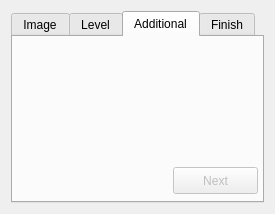
Qt form 2(4)term/qt/puzzle/control.ui (antuan1996/univer-2year-) before a commit.
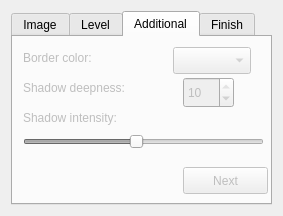
The same form after that commit. The open tabs and pages were chosen to show the change.

The edit to the form file:
```diff
--- a/2(4)term/qt/puzzle/control.ui
+++ b/2(4)term/qt/puzzle/control.ui
@@ -6,15 +6,15 @@
    <rect>
     <x>0</x>
     <y>0</y>
-    <width>275</width>
-    <height>214</height>
+    <width>283</width>
+    <height>216</height>
    </rect>
   </property>
   <property name="windowTitle">
    <string>Form</string>
   </property>
   <layout class="QGridLayout" name="gridLayout">
-   <item row="1" column="0">
+   <item row="0" column="0">
     <widget class="QTabWidget" name="tabWidget">
      <property name="enabled">
       <bool>true</bool>
@@ -184,7 +184,7 @@
       <widget class="QPushButton" name="add_buttn">
        <property name="geometry">
         <rect>
-         <x>160</x>
+         <x>170</x>
          <y>130</y>
          <width>85</width>
          <height>27</height>
@@ -194,6 +194,108 @@
         <string>Next</string>
        </property>
       </widget>
+      <widget class="QComboBox" name="color_box">
+       <property name="geometry">
+        <rect>
+         <x>160</x>
+         <y>10</y>
+         <width>78</width>
+         <height>27</height>
+        </rect>
+       </property>
+      </widget>
+      <widget class="QLabel" name="label_2">
+       <property name="geometry">
+        <rect>
+         <x>10</x>
+         <y>0</y>
+         <width>111</width>
+         <height>41</height>
+        </rect>
+       </property>
+       <property name="text">
+        <string>Border color:</string>
+       </property>
+      </widget>
+      <widget class="QLabel" name="label_7">
+       <property name="geometry">
+        <rect>
+         <x>10</x>
+         <y>30</y>
+         <width>131</width>
+         <height>41</height>
+        </rect>
+       </property>
+       <property name="text">
+        <string>Shadow deepness:</string>
+       </property>
+      </widget>
+      <widget class="QSpinBox" name="spinBox">
+       <property name="geometry">
+        <rect>
+         <x>170</x>
+         <y>40</y>
+         <width>51</width>
+         <height>31</height>
+        </rect>
+       </property>
+       <property name="readOnly">
+        <bool>false</bool>
+       </property>
+       <property name="keyboardTracking">
+        <bool>false</bool>
+       </property>
+       <property name="minimum">
+        <number>1</number>
+       </property>
+       <property name="maximum">
+        <number>10</number>
+       </property>
+       <property name="value">
+        <number>10</number>
+       </property>
+      </widget>
+      <widget class="QLabel" name="label_8">
+       <property name="geometry">
+        <rect>
+         <x>10</x>
+         <y>60</y>
+         <width>131</width>
+         <height>41</height>
+        </rect>
+       </property>
+       <property name="text">
+        <string>Shadow intensity:</string>
+       </property>
+      </widget>
+      <widget class="QSlider" name="horizontalSlider">
+       <property name="geometry">
+        <rect>
+         <x>10</x>
+         <y>90</y>
+         <width>241</width>
+         <height>29</height>
+        </rect>
+       </property>
+       <property name="minimum">
+        <number>1</number>
+       </property>
+       <property name="maximum">
+        <number>255</number>
+       </property>
+       <property name="singleStep">
+        <number>10</number>
+       </property>
+       <property name="pageStep">
+        <number>30</number>
+       </property>
+       <property name="value">
+        <number>120</number>
+       </property>
+       <property name="orientation">
+        <enum>Qt::Horizontal</enum>
+       </property>
+      </widget>
      </widget>
      <widget class="QWidget" name="tab_4">
       <property name="enabled">
```
Left out of the diff: 7 changed lines with no effect on the pictures.
